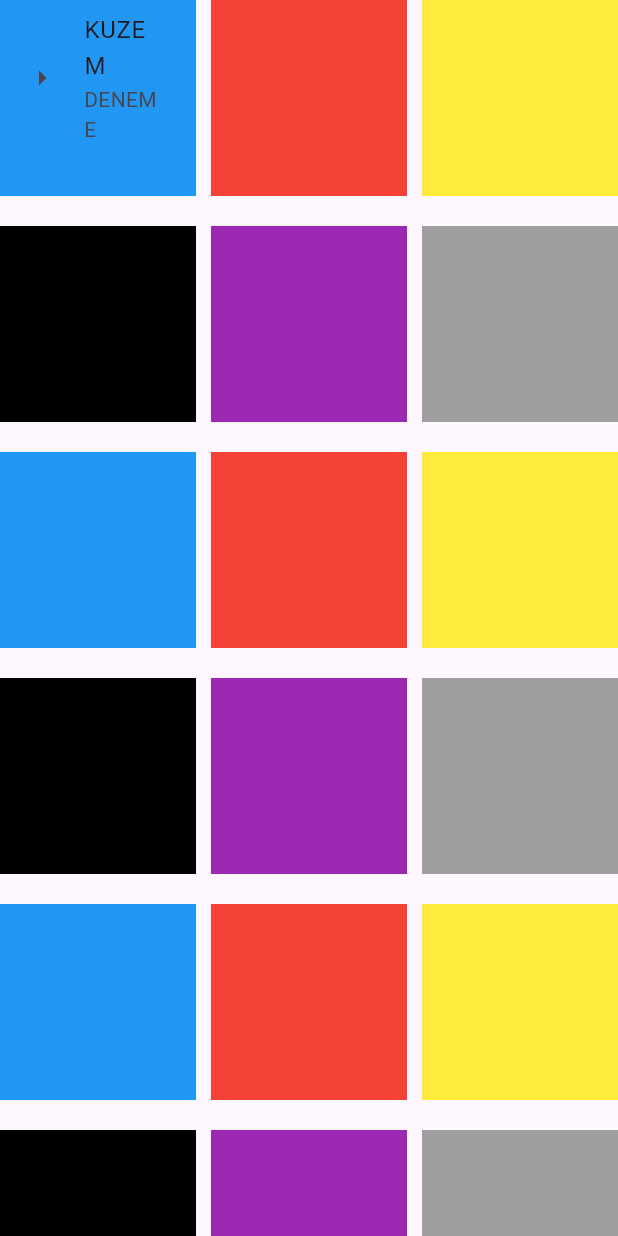
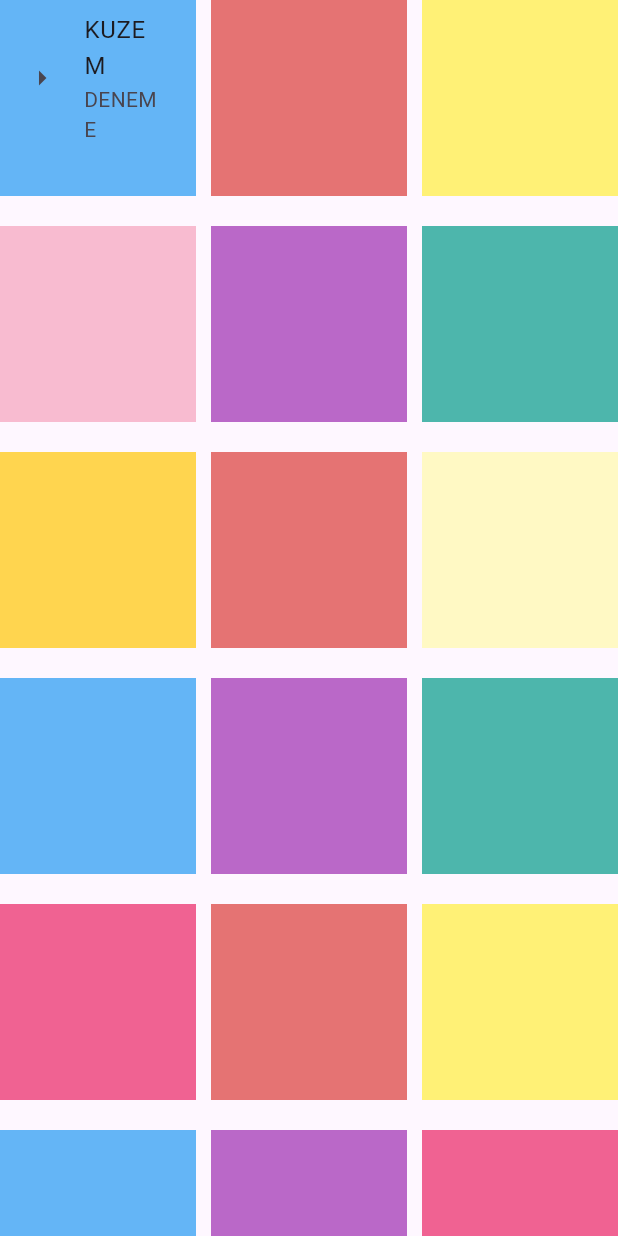
Before and after one commit to hafizecim/Flutter-Beginners-Guide, a Flutter app: the Lesson27 screen opened directly, on a phone screen of 412 x 824 dp. Run offline on Flutter 3.47's test engine with Material 3 defaults, Android fonts, the phone set to English and light mode, and no system bars.

Commit message:
Lesson28

```diff
--- a/lib/dersler/lesson27.dart
+++ b/lib/dersler/lesson27.dart
@@ -22,7 +22,7 @@ class Lesson27 extends StatelessWidget {
             Container(
               width: genislik / 3,
               height: yukseklik / 5,
-              color: Colors.blue,
+              color: Colors.blue[300],
               child: ListTile(
                 title: Text("KUZEM"),
                 subtitle: Text("DENEME"),
@@ -32,117 +32,117 @@ class Lesson27 extends StatelessWidget {
             Container(
               width: genislik / 3,
               height: yukseklik / 5,
-              color: Colors.red,
+              color: Colors.red[300],
             ),
             Container(
               width: genislik / 3,
               height: yukseklik / 5,
-              color: Colors.yellow,
+              color: Colors.yellow[300],
             ),
             Container(
               width: genislik / 3,
               height: yukseklik / 5,
-              color: Colors.black,
+              color: Colors.pink[100],
             ),
             Container(
               width: genislik / 3,
               height: yukseklik / 5,
-              color: Colors.purple,
+              color: Colors.purple[300],
             ),
             Container(
               width: genislik / 3,
               height: yukseklik / 5,
-              color: Colors.grey,
+              color: Colors.teal[300],
             ),
             Container(
               width: genislik / 3,
               height: yukseklik / 5,
-              color: Colors.blue,
+              color: Colors.amber[300],
             ),
             Container(
               width: genislik / 3,
               height: yukseklik / 5,
-              color: Colors.red,
+              color: Colors.red[300],
             ),
             Container(
               width: genislik / 3,
               height: yukseklik / 5,
-              color: Colors.yellow,
+              color: Colors.yellow[100],
             ),
             Container(
               width: genislik / 3,
               height: yukseklik / 5,
-              color: Colors.black,
+              color: Colors.blue[300],
             ),
             Container(
               width: genislik / 3,
               height: yukseklik / 5,
-              color: Colors.purple,
+              color: Colors.purple[300],
             ),
             Container(
               width: genislik / 3,
               height: yukseklik / 5,
-              color: Colors.grey,
+              color: Colors.teal[300],
             ),
             Container(
               width: genislik / 3,
               height: yukseklik / 5,
-              color: Colors.blue,
+              color: Colors.pink[300],
             ),
             Container(
               width: genislik / 3,
               height: yukseklik / 5,
-              color: Colors.red,
+              color: Colors.red[300],
             ),
             Container(
               width: genislik / 3,
               height: yukseklik / 5,
-              color: Colors.yellow,
+              color: Colors.yellow[300],
             ),
             Container(
               width: genislik / 3,
               height: yukseklik / 5,
-              color: Colors.black,
+              color: Colors.blue[300],
             ),
             Container(
               width: genislik / 3,
               height: yukseklik / 5,
-              color: Colors.purple,
+              color: Colors.purple[300],
             ),
             Container(
               width: genislik / 3,
               height: yukseklik / 5,
-              color: Colors.grey,
+              color: Colors.pink[300],
             ),
             Container(
               width: genislik / 3,
               height: yukseklik / 5,
-              color: Colors.blue,
+              color: Colors.teal[300],
             ),
             Container(
               width: genislik / 3,
               height: yukseklik / 5,
-              color: Colors.red,
+              color: Colors.red[300],
             ),
             Container(
               width: genislik / 3,
               height: yukseklik / 5,
-              color: Colors.yellow,
+              color: Colors.yellow[300],
             ),
             Container(
               width: genislik / 3,
               height: yukseklik / 5,
-              color: Colors.black,
+              color: Colors.blue[300],
             ),
             Container(
               width: genislik / 3,
               height: yukseklik / 5,
-              color: Colors.purple,
+              color: Colors.purple[300],
             ),
             Container(
               width: genislik / 3,
               height: yukseklik / 5,
-              color: Colors.grey,
+              color: Colors.pink[300],
             ),
           ],
         ),
```
Also changed, not shown: lib/data/lesson_data.dart (+8 -0 lines), lib/dersler/lesson28.dart (added, +37 -0 lines), lib/summary/lesson28_summary.dart (added, +17 -0 lines).
